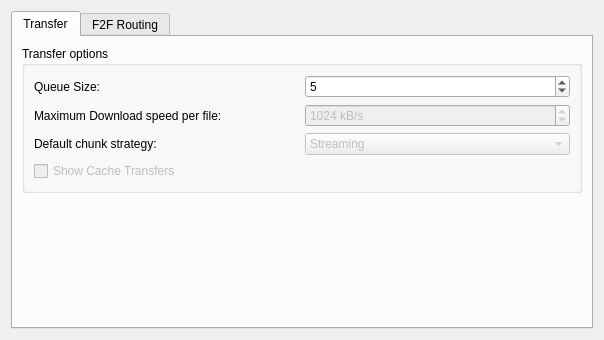
Old version of the form retroshare-gui/src/gui/settings/TransferPage.ui in the repository RetroShare/RetroShare.
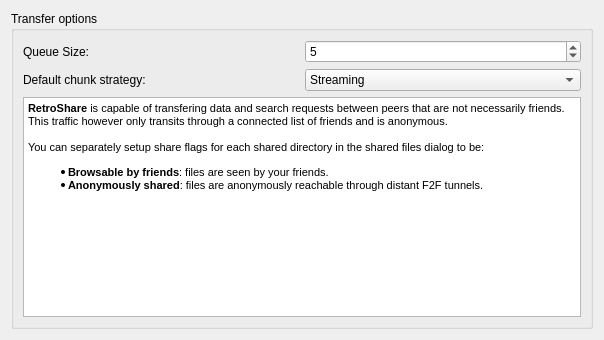
New version of the form.

Commit message: cleaned the config->Transfers tab, made the default chunk strategy combobox effective.

Diff of the .ui file:
```diff
--- a/retroshare-gui/src/gui/settings/TransferPage.ui
+++ b/retroshare-gui/src/gui/settings/TransferPage.ui
@@ -13,31 +13,36 @@
   <property name="windowTitle">
    <string>Form</string>
   </property>
-  <layout class="QGridLayout" name="gridLayout">
-   <item row="0" column="0">
-    <widget class="QTabWidget" name="tabWidget">
-     <property name="currentIndex">
-      <number>0</number>
-     </property>
-     <widget class="QWidget" name="Seite">
-      <attribute name="title">
-       <string>Transfer</string>
-      </attribute>
-      <layout class="QGridLayout" name="gridLayout_3">
-       <item row="0" column="0">
+  <layout class="QVBoxLayout" name="verticalLayout">
+   <item>
         <widget class="QGroupBox" name="groupBox">
          <property name="title">
           <string>Transfer options</string>
          </property>
-         <layout class="QGridLayout" name="gridLayout_2">
-          <item row="0" column="0">
+     <layout class="QVBoxLayout" name="verticalLayout_3">
+      <item>
+       <layout class="QHBoxLayout" name="horizontalLayout">
+        <item>
+         <layout class="QVBoxLayout" name="verticalLayout_4">
+          <item>
            <widget class="QLabel" name="label">
             <property name="text">
              <string>Queue Size:</string>
             </property>
            </widget>
           </item>
-          <item row="0" column="1">
+          <item>
+           <widget class="QLabel" name="label_3">
+            <property name="text">
+             <string>Default chunk strategy:</string>
+            </property>
+           </widget>
+          </item>
+         </layout>
+        </item>
+        <item>
+         <layout class="QVBoxLayout" name="verticalLayout_2">
+          <item>
            <widget class="QSpinBox" name="_queueSize_SB">
             <property name="enabled">
              <bool>true</bool>
@@ -53,40 +58,10 @@
             </property>
            </widget>
           </item>
-          <item row="1" column="0">
-           <widget class="QLabel" name="label_2">
-            <property name="text">
-             <string>Maximum Download speed per file:</string>
-            </property>
-           </widget>
-          </item>
-          <item row="1" column="1">
-           <widget class="QSpinBox" name="downspeedspinBox">
+          <item>
+           <widget class="QComboBox" name="_defaultStrategy_CB">
             <property name="enabled">
-             <bool>false</bool>
-            </property>
-            <property name="suffix">
-             <string> kB/s</string>
-            </property>
-            <property name="maximum">
-             <number>100000</number>
-            </property>
-            <property name="value">
-             <number>1024</number>
-            </property>
-           </widget>
-          </item>
-          <item row="2" column="0">
-           <widget class="QLabel" name="label_3">
-            <property name="text">
-             <string>Default chunk strategy:</string>
-            </property>
-           </widget>
-          </item>
-          <item row="2" column="1">
-           <widget class="QComboBox" name="strategycomboBox">
-            <property name="enabled">
-             <bool>false</bool>
+             <bool>true</bool>
             </property>
             <item>
              <property name="text">
@@ -100,39 +75,10 @@
             </item>
            </widget>
           </item>
-          <item row="3" column="0" colspan="2">
-           <widget class="QCheckBox" name="checkBox">
-            <property name="enabled">
-             <bool>false</bool>
-            </property>
-            <property name="text">
-             <string>Show Cache Transfers</string>
-            </property>
-           </widget>
-          </item>
          </layout>
-        </widget>
-       </item>
-       <item row="2" column="0">
-        <spacer name="verticalSpacer">
-         <property name="orientation">
-          <enum>Qt::Vertical</enum>
-         </property>
-         <property name="sizeHint" stdset="0">
-          <size>
-           <width>248</width>
-           <height>138</height>
-          </size>
-         </property>
-        </spacer>
-       </item>
-      </layout>
-     </widget>
-     <widget class="QWidget" name="tab_3">
-      <attribute name="title">
-       <string>F2F Routing</string>
-      </attribute>
-      <layout class="QVBoxLayout" name="verticalLayout_3">
+        </item>
+       </layout>
+      </item>
        <item>
         <widget class="QTextEdit" name="textEdit">
          <property name="readOnly">
@@ -152,7 +98,6 @@
         </widget>
        </item>
       </layout>
-     </widget>
     </widget>
    </item>
   </layout>
```
Lines whose indentation alone changed are shown as unchanged. The commit also changes 7 other files.
